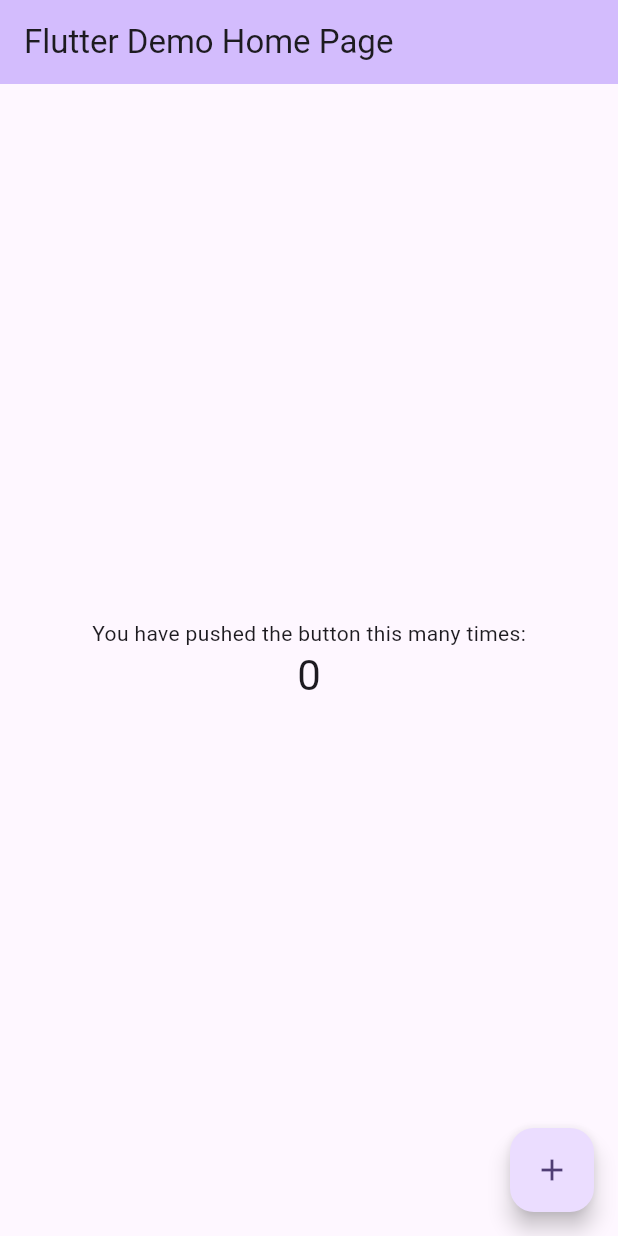
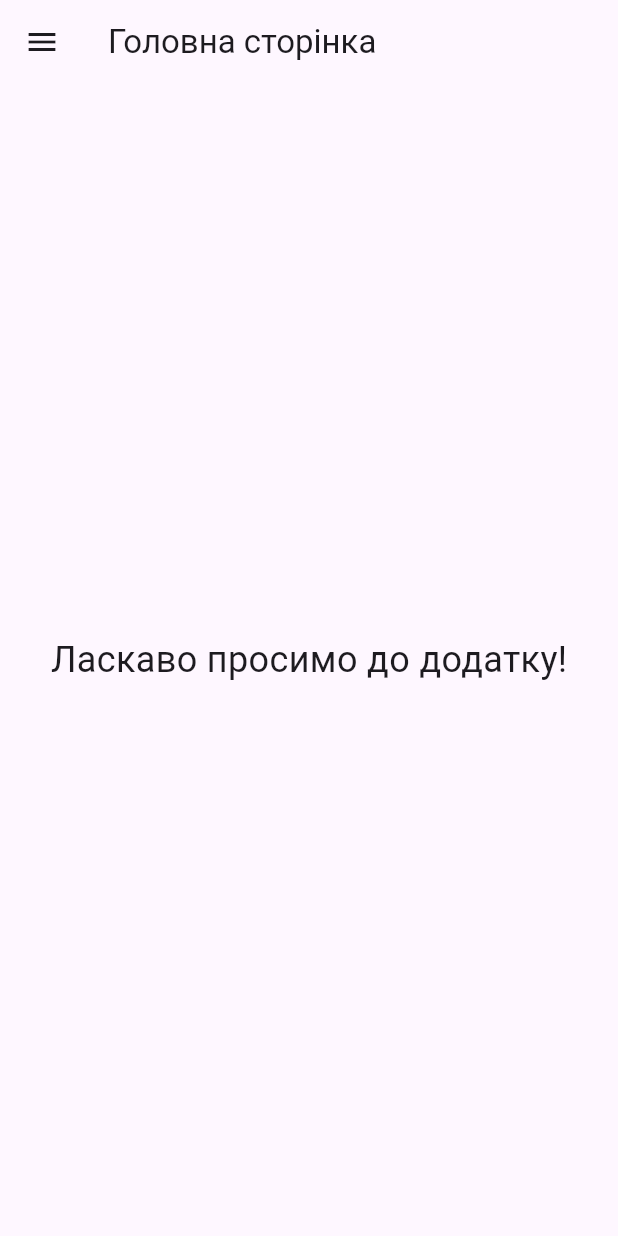
Before and after one commit to Chivas1717/cross-platform-labs, a Flutter app: the screen it shows after launch, on a phone screen of 412 x 824 dp. Run offline on Flutter 3.47's test engine with Material 3 defaults, Android fonts, the phone set to English and light mode, and no system bars.

Commit message:
feat: lab1 done

```diff
--- a/app/lib/main.dart
+++ b/app/lib/main.dart
@@ -1,125 +1,22 @@
 import 'package:flutter/material.dart';
 
+import 'screens/home_screen.dart';
+
 void main() {
-  runApp(const MyApp());
+  runApp(MyApp());
 }
 
 class MyApp extends StatelessWidget {
-  const MyApp({super.key});
-
-  // This widget is the root of your application.
   @override
   Widget build(BuildContext context) {
     return MaterialApp(
-      title: 'Flutter Demo',
+      title: 'Лабораторні роботи',
+      debugShowCheckedModeBanner: false,
       theme: ThemeData(
-        // This is the theme of your application.
-        //
-        // TRY THIS: Try running your application with "flutter run". You'll see
-        // the application has a purple toolbar. Then, without quitting the app,
-        // try changing the seedColor in the colorScheme below to Colors.green
-        // and then invoke "hot reload" (save your changes or press the "hot
-        // reload" button in a Flutter-supported IDE, or press "r" if you used
-        // the command line to start the app).
-        //
-        // Notice that the counter didn't reset back to zero; the application
-        // state is not lost during the reload. To reset the state, use hot
-        // restart instead.
-        //
-        // This works for code too, not just values: Most code changes can be
-        // tested with just a hot reload.
-        colorScheme: ColorScheme.fromSeed(seedColor: Colors.deepPurple),
-        useMaterial3: true,
+        primarySwatch: Colors.teal,
+        hintColor: Colors.orangeAccent,
       ),
-      home: const MyHomePage(title: 'Flutter Demo Home Page'),
+      home: HomeScreen(),
     );
   }
 }
-
-class MyHomePage extends StatefulWidget {
-  const MyHomePage({super.key, required this.title});
-
-  // This widget is the home page of your application. It is stateful, meaning
-  // that it has a State object (defined below) that contains fields that affect
-  // how it looks.
-
-  // This class is the configuration for the state. It holds the values (in this
-  // case the title) provided by the parent (in this case the App widget) and
-  // used by the build method of the State. Fields in a Widget subclass are
-  // always marked "final".
-
-  final String title;
-
-  @override
-  State<MyHomePage> createState() => _MyHomePageState();
-}
-
-class _MyHomePageState extends State<MyHomePage> {
-  int _counter = 0;
-
-  void _incrementCounter() {
-    setState(() {
-      // This call to setState tells the Flutter framework that something has
-      // changed in this State, which causes it to rerun the build method below
-      // so that the display can reflect the updated values. If we changed
-      // _counter without calling setState(), then the build method would not be
-      // called again, and so nothing would appear to happen.
-      _counter++;
-    });
-  }
-
-  @override
-  Widget build(BuildContext context) {
-    // This method is rerun every time setState is called, for instance as done
-    // by the _incrementCounter method above.
-    //
-    // The Flutter framework has been optimized to make rerunning build methods
-    // fast, so that you can just rebuild anything that needs updating rather
-    // than having to individually change instances of widgets.
-    return Scaffold(
-      appBar: AppBar(
-        // TRY THIS: Try changing the color here to a specific color (to
-        // Colors.amber, perhaps?) and trigger a hot reload to see the AppBar
-        // change color while the other colors stay the same.
-        backgroundColor: Theme.of(context).colorScheme.inversePrimary,
-        // Here we take the value from the MyHomePage object that was created by
-        // the App.build method, and use it to set our appbar title.
-        title: Text(widget.title),
-      ),
-      body: Center(
-        // Center is a layout widget. It takes a single child and positions it
-        // in the middle of the parent.
-        child: Column(
-          // Column is also a layout widget. It takes a list of children and
-          // arranges them vertically. By default, it sizes itself to fit its
-          // children horizontally, and tries to be as tall as its parent.
-          //
-          // Column has various properties to control how it sizes itself and
-          // how it positions its children. Here we use mainAxisAlignment to
-          // center the children vertically; the main axis here is the vertical
-          // axis because Columns are vertical (the cross axis would be
-          // horizontal).
-          //
-          // TRY THIS: Invoke "debug painting" (choose the "Toggle Debug Paint"
-          // action in the IDE, or press "p" in the console), to see the
-          // wireframe for each widget.
-          mainAxisAlignment: MainAxisAlignment.center,
-          children: <Widget>[
-            const Text(
-              'You have pushed the button this many times:',
-            ),
-            Text(
-              '$_counter',
-              style: Theme.of(context).textTheme.headlineMedium,
-            ),
-          ],
-        ),
-      ),
-      floatingActionButton: FloatingActionButton(
-        onPressed: _incrementCounter,
-        tooltip: 'Increment',
-        child: const Icon(Icons.add),
-      ), // This trailing comma makes auto-formatting nicer for build methods.
-    );
-  }
-}
--- /dev/null
+++ b/app/lib/screens/home_screen.dart
@@ -0,0 +1,91 @@
+import 'package:flutter/material.dart';
+
+import '../calculators/lab1.dart'; // <-- Імпортуємо файл з калькуляторами (див. нижче)
+import 'lab_screen.dart';
+
+class HomeScreen extends StatelessWidget {
+  // Приклад: тепер для Лаби 1 передаємо об'єкти з "title" та "widget"
+  final List<Map<String, dynamic>> labs = [
+    {
+      'title': 'Лабораторна робота №1',
+      'calculators': [
+        {
+          'title': 'Завдання 1',
+          'widget': Task1Calculator(),
+        },
+        {
+          'title': 'Завдання 2',
+          'widget': Task2Calculator(),
+        },
+      ],
+    },
+    // Додайте інші лаби за потребою
+    // {
+    //   'title': 'Лаба 2',
+    //   'calculators': [
+    //     {
+    //       'title': 'Калькулятор 1',
+    //       'widget': YourAnotherCalculatorWidget(),
+    //     },
+    //   ],
+    // },
+  ];
+
+  @override
+  Widget build(BuildContext context) {
+    return Scaffold(
+      appBar: AppBar(
+        title: Text('Головна сторінка'),
+      ),
+      drawer: Drawer(
+        child: ListView(
+          padding: EdgeInsets.zero,
+          children: <Widget>[
+            DrawerHeader(
+              decoration: BoxDecoration(
+                color: Colors.teal,
+              ),
+              child: Text(
+                'Лабораторні роботи',
+                style: TextStyle(
+                  color: Colors.white,
+                  fontSize: 24,
+                ),
+              ),
+            ),
+            ListTile(
+              title: Text('Головна'),
+              onTap: () {
+                Navigator.pop(context);
+              },
+            ),
+            // Динамічне створення пунктів меню для кожної лаби
+            ...labs.map((lab) {
+              return ListTile(
+                title: Text(lab['title']),
+                onTap: () {
+                  Navigator.pop(context); // Закриваємо меню
+                  Navigator.push(
+                    context,
+                    MaterialPageRoute(
+                      builder: (context) => LabScreen(
+                        title: lab['title'],
+                        calculators: lab['calculators'],
+                      ),
+                    ),
+                  );
+                },
+              );
+            }).toList(),
+          ],
+        ),
+      ),
+      body: Center(
+        child: Text(
+          'Ласкаво просимо до додатку!',
+          style: TextStyle(fontSize: 24),
+        ),
+      ),
+    );
+  }
+}
```
Also changed, not shown: app/lib/calculators/lab1.dart (added, +302 -0 lines), app/lib/screens/lab_screen.dart (added, +53 -0 lines), 1 other file.
